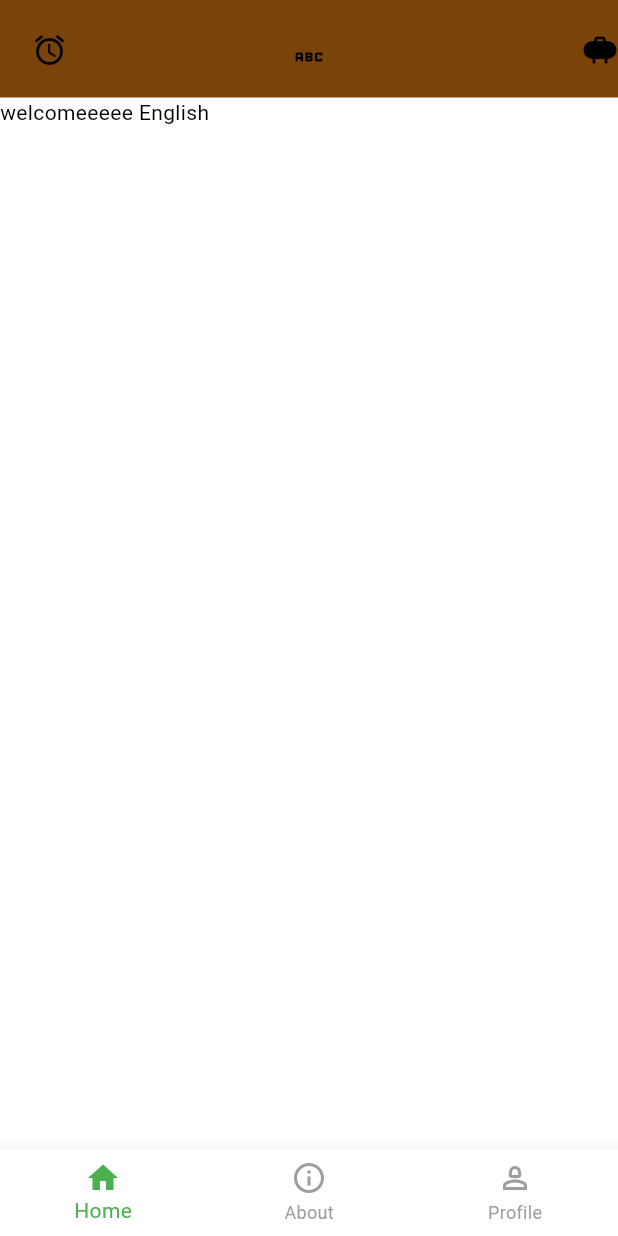
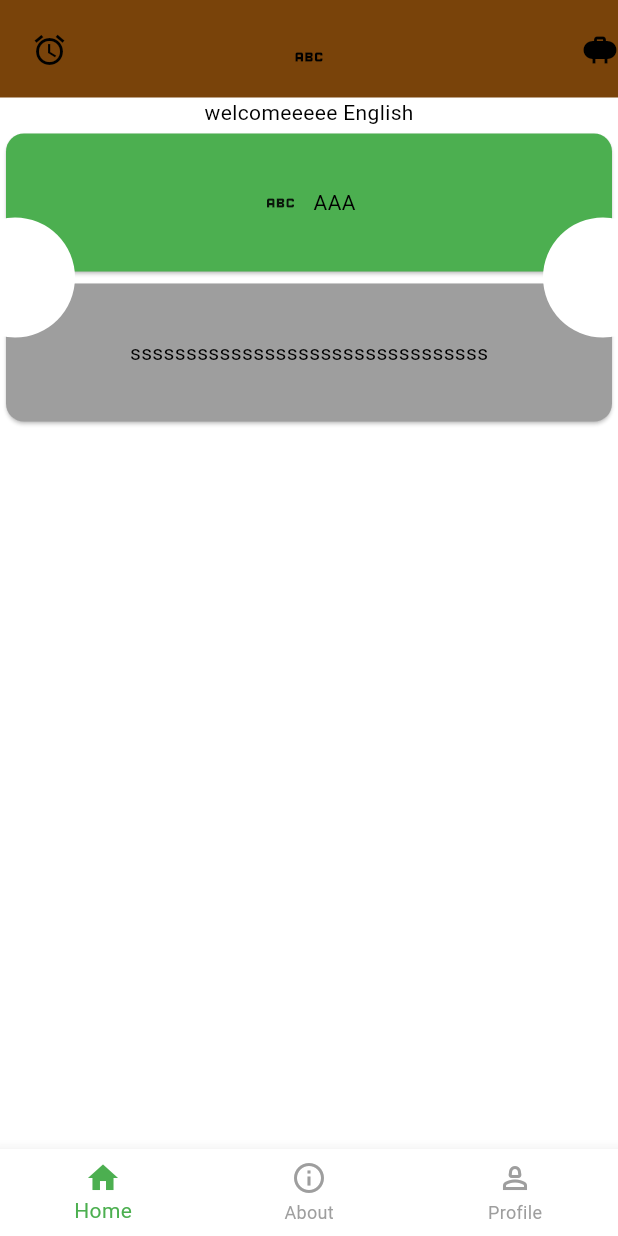
Before and after one commit to Ammar7077/test_mobile, a Flutter app: the screen it shows after launch, on a phone screen of 412 x 824 dp. Run offline on Flutter 3.47's test engine with Material 3 defaults, Android fonts, the phone set to English and light mode, and no system bars; our stand-ins replace easy_localization.

Commit message:
Ticket Widget added

```diff
--- a/lib/views/home_view/home_view.dart
+++ b/lib/views/home_view/home_view.dart
@@ -13,6 +13,76 @@ class HomePage extends StatelessWidget {
         body: Column(
           children: [
             Text("HomePage".tr()),
+            Stack(
+              children: [
+                Column(
+                  children: [
+                    SizedBox(
+                      height: 100,
+                      child: Card(
+                        color: Colors.green,
+                        child: Row(
+                          mainAxisAlignment: MainAxisAlignment.center,
+                          children: [
+                            Icon(Icons.abc),
+                            SizedBox(
+                              width: 10,
+                            ),
+                            Text(
+                              "AAA",
+                              textAlign: TextAlign.center,
+                            ),
+                          ],
+                        ),
+                      ),
+                    ),
+                    SizedBox(
+                      height: 100,
+                      child: Card(
+                        color: Colors.grey,
+                        child: Row(
+                          mainAxisAlignment: MainAxisAlignment.center,
+                          children: [
+                            Text(
+                              "ssssssssssssssssssssssssssssssss",
+                              textAlign: TextAlign.center,
+                            ),
+                          ],
+                        ),
+                      ),
+                    ),
+                  ],
+                ),
+                Positioned(
+                  right: -30,
+                  top: 60,
+                  child: SizedBox(
+                    height: 80,
+                    width: 80,
+                    child: CircleAvatar(
+                      backgroundColor: Colors.white,
+                      child: Card(
+                        color: Colors.white,
+                      ),
+                    ),
+                  ),
+                ),
+                Positioned(
+                  top: 60,
+                  left: -30,
+                  child: SizedBox(
+                    height: 80,
+                    width: 80,
+                    child: CircleAvatar(
+                      backgroundColor: Colors.white,
+                      child: Card(
+                        color: Colors.white,
+                      ),
+                    ),
+                  ),
+                ),
+              ],
+            )
           ],
         ),
       ),
```
